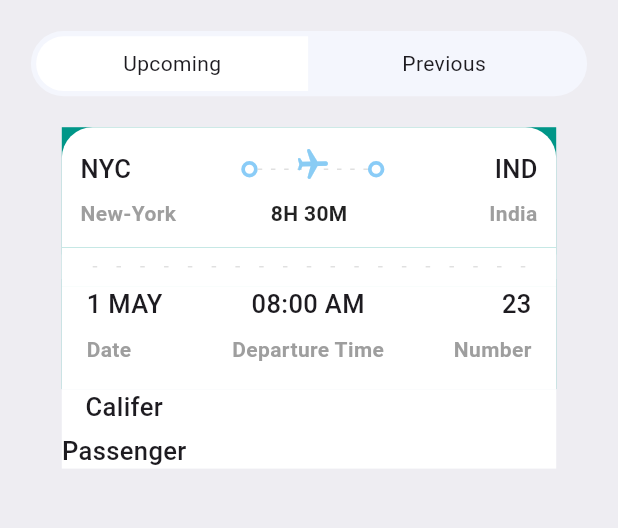
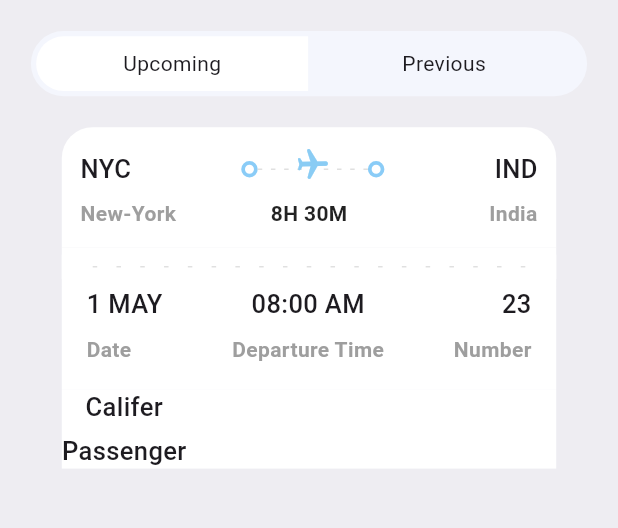
Before and after one commit to flutter-preview/MrCalifer-BookTicket_Flutter, a Flutter app: the TicketScreen screen opened directly, on a phone screen of 412 x 824 dp, the part 148-676 px from its top. Run offline on Flutter 3.47's test engine with Material 2 defaults, Android fonts, the phone set to English and light mode, and no system bars; our stand-ins replace fluentui_icons, gap, get.

Commit message:
Ticket Screen partial UI implemented

```diff
--- a/lib/Home/views/ticket_view/ticket_view.dart
+++ b/lib/Home/views/ticket_view/ticket_view.dart
@@ -26,11 +26,11 @@ class TicketView extends StatelessWidget {
       // height: SizeConfig.blockSizeVertical! * 30,
 
       child: Container(
-        decoration: const BoxDecoration(color: Colors.teal),
+        // decoration: const BoxDecoration(color: Colors.teal),
         margin: EdgeInsets.only(right: SizeConfig.safeBlockHorizontal! * 5),
         child: Column(
-          mainAxisAlignment: MainAxisAlignment.start,
-          mainAxisSize: MainAxisSize.min,
+          mainAxisAlignment: MainAxisAlignment.center,
+          mainAxisSize: MainAxisSize.max,
           children: [
             /**
              * Showing the card header view
```
Also changed, not shown: lib/Search/views/discount_offers_view.dart (+5 -3 lines).
